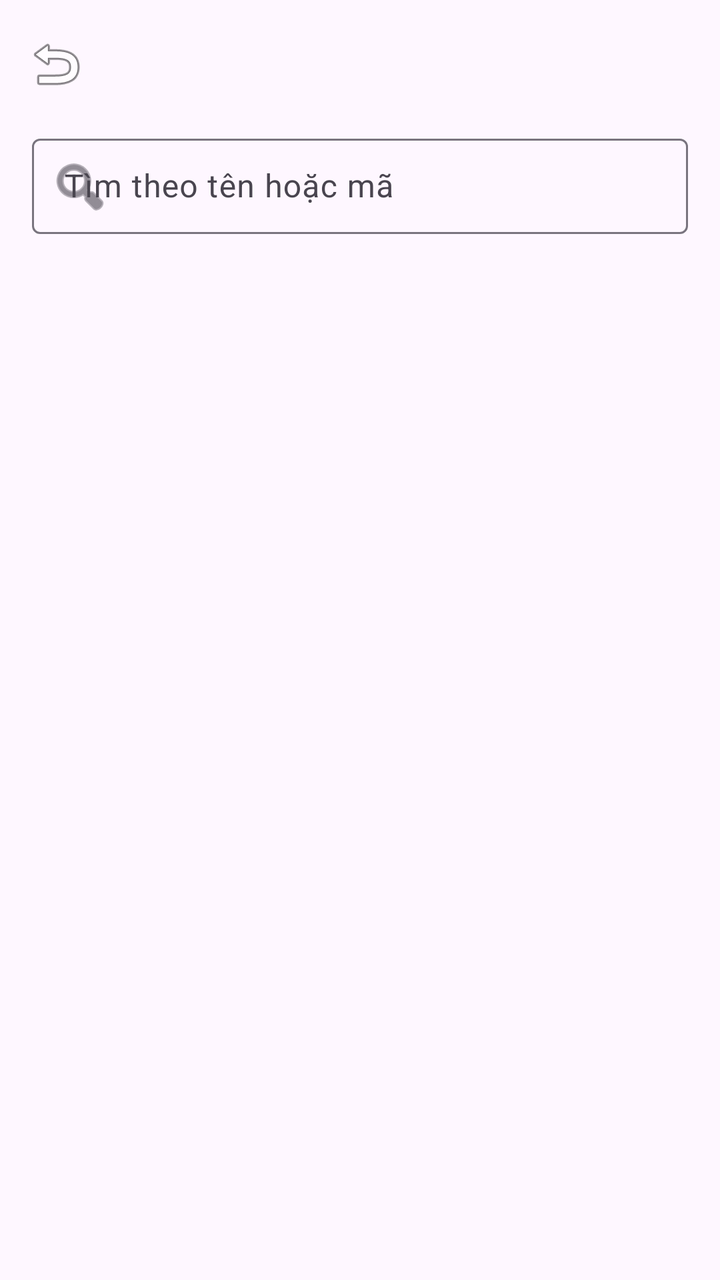
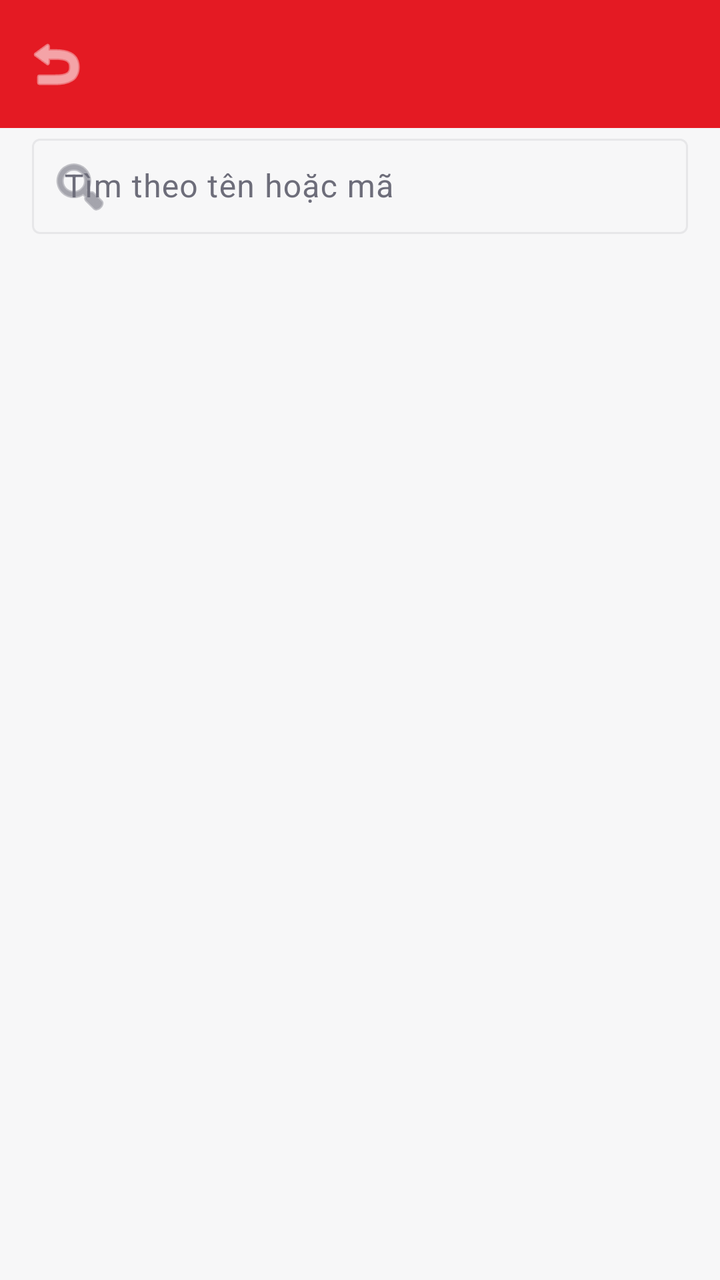

The first picture is an Android layout as it rendered before a commit; the second is the same layout after the commit. The layout source and the unified diff follow.
<!-- AndroidManifest.xml: application theme Theme.ESalesSFA -->
<!-- res/layout/fragment_customer_list.xml -->
<?xml version="1.0" encoding="utf-8"?>
<LinearLayout xmlns:android="http://schemas.android.com/apk/res/android"
    xmlns:app="http://schemas.android.com/apk/res-auto"
    android:layout_width="match_parent"
    android:layout_height="match_parent"
    android:orientation="vertical">

    <com.google.android.material.appbar.MaterialToolbar
        android:id="@+id/toolbar"
        android:layout_width="match_parent"
        android:layout_height="?attr/actionBarSize"
        app:navigationIcon="@android:drawable/ic_menu_revert" />

    <com.google.android.material.textfield.TextInputLayout
        style="@style/Widget.Material3.TextInputLayout.OutlinedBox.Dense"
        android:layout_width="match_parent"
        android:layout_height="wrap_content"
        android:layout_marginHorizontal="16dp"
        android:hint="@string/customer_search_hint"
        app:startIconDrawable="@android:drawable/ic_menu_search">

        <com.google.android.material.textfield.TextInputEditText
            android:id="@+id/searchInput"
            android:layout_width="match_parent"
            android:layout_height="wrap_content"
            android:inputType="text"
            android:imeOptions="actionSearch"
            android:maxLines="1" />
    </com.google.android.material.textfield.TextInputLayout>

    <TextView
        android:id="@+id/countText"
        android:layout_width="wrap_content"
        android:layout_height="wrap_content"
        android:layout_marginHorizontal="16dp"
        android:layout_marginTop="8dp"
        android:textAppearance="?attr/textAppearanceBodySmall"
        android:textColor="?android:attr/textColorSecondary" />

    <androidx.recyclerview.widget.RecyclerView
        android:id="@+id/recyclerView"
        android:layout_width="match_parent"
        android:layout_height="0dp"
        android:layout_weight="1"
        android:layout_marginTop="4dp"
        android:clipToPadding="false"
        android:paddingBottom="16dp" />

    <TextView
        android:id="@+id/emptyText"
        android:layout_width="match_parent"
        android:layout_height="wrap_content"
        android:gravity="center"
        android:padding="32dp"
        android:text="@string/customer_empty"
        android:textColor="?android:attr/textColorSecondary"
        android:visibility="gone" />
</LinearLayout>
<!-- resources referenced by this layout -->
<resources>
  <string name="customer_empty">Không tìm thấy khách hàng nào</string>
  <string name="customer_search_hint">Tìm theo tên hoặc mã</string>
  <style name="Theme.ESalesSFA" parent="Base.Theme.ESalesSFA" />
  <style name="Base.Theme.ESalesSFA" parent="Theme.Material3.DayNight.NoActionBar">
          
          
      </style>
</resources>

<!-- the commit's change to res/layout/fragment_customer_list.xml (unified diff, before → after) -->
@@ -3,10 +3,12 @@
     xmlns:app="http://schemas.android.com/apk/res-auto"
     android:layout_width="match_parent"
     android:layout_height="match_parent"
-    android:orientation="vertical">
+    android:orientation="vertical"
+    android:background="?android:attr/colorBackground">
 
     <com.google.android.material.appbar.MaterialToolbar
         android:id="@+id/toolbar"
+        style="@style/Sfa.Toolbar"
         android:layout_width="match_parent"
         android:layout_height="?attr/actionBarSize"
         app:navigationIcon="@android:drawable/ic_menu_revert" />
@@ -44,7 +46,7 @@
         android:layout_weight="1"
         android:layout_marginTop="4dp"
         android:clipToPadding="false"
-        android:paddingBottom="16dp" />
+        android:paddingBottom="8dp" />
 
     <TextView
         android:id="@+id/emptyText"
<!-- resource entries referenced after the edit -->
@@ -2,10 +2,55 @@
 <resources>
   <string name="customer_empty">Không tìm thấy khách hàng nào</string>
   <string name="customer_search_hint">Tìm theo tên hoặc mã</string>
+  <style name="Sfa.Toolbar" parent="Widget.Material3.Toolbar">
+          <item name="android:background">@color/brandRed</item>
+          <item name="titleTextColor">@color/white</item>
+          <item name="subtitleTextColor">@color/white</item>
+          <item name="navigationIconTint">@color/white</item>
+          <item name="android:elevation">2dp</item>
+      </style>
   <style name="Theme.ESalesSFA" parent="Base.Theme.ESalesSFA" />
-  <style name="Base.Theme.ESalesSFA" parent="Theme.Material3.DayNight.NoActionBar">
+  <color name="brandRed">#E41A23</color>
+  <color name="white">#FFFFFFFF</color>
+  <style name="Base.Theme.ESalesSFA" parent="Theme.Material3.Light.NoActionBar">
+          <item name="colorPrimary">@color/brandRed</item>
+          <item name="colorOnPrimary">@color/white</item>
+          <item name="colorPrimaryContainer">@color/brandRedFaint</item>
+          <item name="colorOnPrimaryContainer">@color/brandRedDark</item>
+  
+          <item name="colorSecondary">@color/stateBlue</item>
+          <item name="colorOnSecondary">@color/white</item>
+  
+          <item name="colorError">@color/brandRed</item>
+          <item name="colorOnError">@color/white</item>
+  
           
-          
+          <item name="android:colorBackground">@color/surfaceGray</item>
+          <item name="colorSurface">@color/white</item>
+          <item name="colorOnSurface">@color/textDark</item>
+          <item name="colorSurfaceVariant">@color/white</item>
+          <item name="colorOnSurfaceVariant">@color/textGrayDark</item>
+          <item name="colorOutline">@color/lineGray</item>
+          <item name="colorOutlineVariant">@color/lineGray</item>
+  
+          <item name="android:textColorPrimary">@color/textDark</item>
+          <item name="android:textColorSecondary">@color/textGrayDark</item>
+          <item name="android:listDivider">@color/lineGray</item>
+  
+          <item name="android:statusBarColor">@color/brandRedDark</item>
+          <item name="android:windowLightStatusBar">false</item>
+  
+          <item name="materialAlertDialogTheme">@style/ThemeOverlay.Sfa.Dialog</item>
+      </style>
+  <color name="brandRedFaint">#1AE41A23</color>
+  <color name="brandRedDark">#B6141C</color>
+  <color name="stateBlue">#2D2DFE</color>
+  <color name="surfaceGray">#F7F7F8</color>
+  <color name="textDark">#0A091B</color>
+  <color name="textGrayDark">#6D6D7A</color>
+  <color name="lineGray">#E7E7E9</color>
+  <style name="ThemeOverlay.Sfa.Dialog" parent="ThemeOverlay.Material3.MaterialAlertDialog">
+          <item name="colorPrimary">@color/brandRed</item>
       </style>
 </resources>
 
